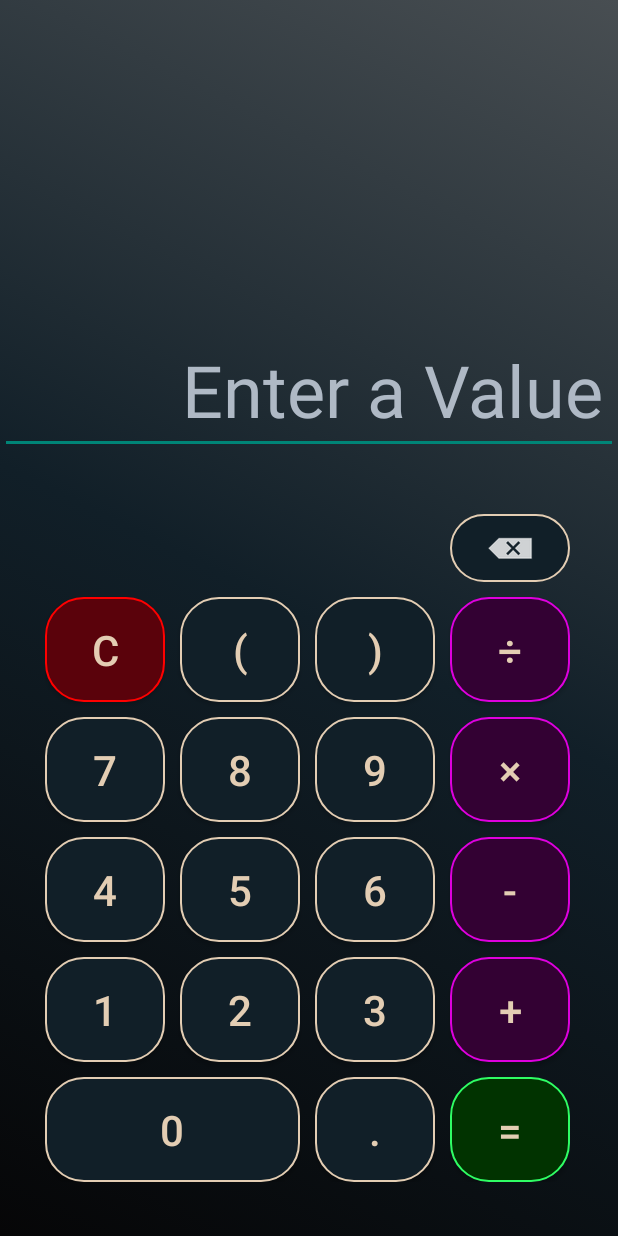
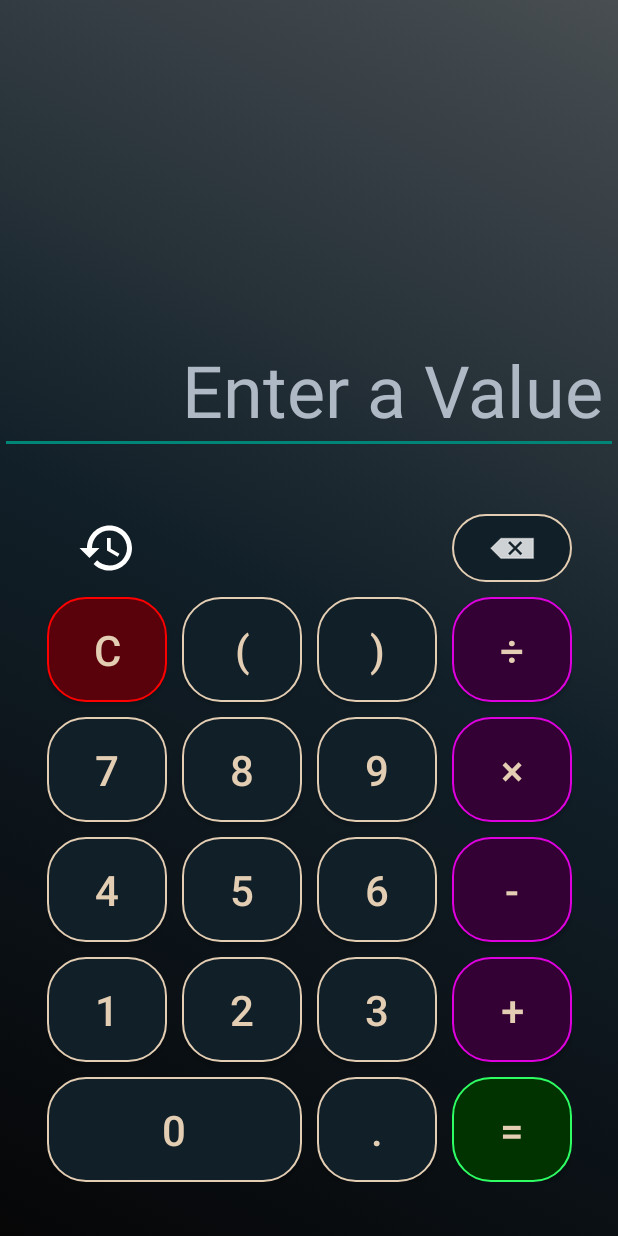
Before and after one commit to lvminh97/ScientificCalculator, an Android app: the screen it shows after launch (MainActivity), on a phone screen of 412 x 824 dp. Run offline under Robolectric (Android 15) with nearby library versions, the phone set to English and light mode, and no system bars.

Commit message:
Add code for getting computation histories
Signed-off-by: lvminh97 <lvminh97@gmail.com>

```diff
--- a/app/build.gradle.kts
+++ b/app/build.gradle.kts
@@ -8,7 +8,7 @@ android {
 
     defaultConfig {
         applicationId = "com.example.kumail.scientificcalculator"
-        minSdk = 24
+        minSdk = 28
         targetSdk = 34
         versionCode = 1
         versionName = "1.0"
--- a/app/src/main/AndroidManifest.xml
+++ b/app/src/main/AndroidManifest.xml
@@ -2,6 +2,8 @@
 <manifest xmlns:android="http://schemas.android.com/apk/res/android"
     xmlns:tools="http://schemas.android.com/tools">
 
+    <uses-permission android:name="android.permission.READ_EXTERNAL_STORAGE" />
+    <uses-permission android:name="android.permission.WRITE_EXTERNAL_STORAGE" />
     <application
         android:allowBackup="true"
         android:dataExtractionRules="@xml/data_extraction_rules"
--- a/app/src/main/java/com/example/kumail/scientificcalculator/MainActivity.java
+++ b/app/src/main/java/com/example/kumail/scientificcalculator/MainActivity.java
@@ -3,22 +3,37 @@ package com.example.kumail.scientificcalculator;
 import android.os.Bundle;
 import android.text.SpannableStringBuilder;
 import android.view.View;
+import android.widget.AdapterView;
 import android.widget.EditText;
+import android.widget.ListView;
 import android.widget.TextView;
 import android.widget.Toast;
 
 import androidx.appcompat.app.AppCompatActivity;
+import androidx.constraintlayout.widget.ConstraintLayout;
+
+import com.example.kumail.scientificcalculator.adapter.HistoryAdapter;
+import com.example.kumail.scientificcalculator.handler.DatabaseHandler;
+import com.example.kumail.scientificcalculator.model.History;
 
 import org.mariuszgromada.math.mxparser.Expression;
 
 import java.text.DecimalFormat;
 import java.text.DecimalFormatSymbols;
+import java.util.ArrayList;
 import java.util.Locale;
 
-public class MainActivity extends AppCompatActivity {
+public class MainActivity extends AppCompatActivity implements AdapterView.OnItemClickListener{
+
+    private DatabaseHandler databaseHandler;
 
     private TextView previousCalculation;
     private EditText display;
+
+    private boolean showHistory = false;
+    private ConstraintLayout historyLayout;
+    private ListView historyListView;
+    private HistoryAdapter historyAdapter;
 
     @Override
     protected void onCreate(Bundle savedInstanceState) {
@@ -29,6 +44,12 @@ public class MainActivity extends AppCompatActivity {
         display = findViewById(R.id.displayEditText);
 
         display.setShowSoftInputOnFocus(false);
+
+        historyLayout = findViewById(R.id.layout_history);
+        historyListView = findViewById(R.id.listview_history);
+        historyListView.setOnItemClickListener(this);
+
+        databaseHandler = new DatabaseHandler(MainActivity.this);
     }
 
     private void updateText(String strToAdd){
@@ -128,11 +149,12 @@ public class MainActivity extends AppCompatActivity {
             return;
         }
 
-        String resultStr = (new DecimalFormat("#.########################", new DecimalFormatSymbols(Locale.US))).format(result);
+        String resultStr = (new DecimalFormat("#.#########", new DecimalFormatSymbols(Locale.US))).format(result);
 
         previousCalculation.setText(userExp);
         display.setText(resultStr);
         display.setSelection(resultStr.length());
+        databaseHandler.addHistory(new History(0, userExp, "=" + resultStr));
     }
 
     public void backspaceBTNPush(View view){
@@ -206,4 +228,32 @@ public class MainActivity extends AppCompatActivity {
     public void primeBTNPush(View view){
         updateText("ispr(");
     }
+
+    public void historyBTNPush(View view) {
+        if(showHistory ==false) {
+            ArrayList<History> historyList = databaseHandler.getAllHistory();
+            historyAdapter = new HistoryAdapter(MainActivity.this, historyList);
+            historyListView.setAdapter(historyAdapter);
+            showHistory = true;
+            historyLayout.setVisibility(View.VISIBLE);
+        }
+        else {
+            showHistory = false;
+            historyLayout.setVisibility(View.INVISIBLE);
+        }
+    }
+
+    public void clearHistoryBTNPush(View view) {
+        databaseHandler.deleteAllHistory();
+        historyAdapter = new HistoryAdapter(MainActivity.this, new ArrayList<History>());
+        historyListView.setAdapter(historyAdapter);
+    }
+
+    @Override
+    public void onItemClick(AdapterView<?> adapterView, View view, int i, long l) {
+        History history = historyAdapter.getItem(i);
+        previousCalculation.setText(history.getExpression());
+        display.setText(history.getResult().substring(1));
+        display.setSelection(history.getResult().length() - 1);
+    }
 }
--- /dev/null
+++ b/app/src/main/res/drawable/baseline_history.xml
@@ -0,0 +1,5 @@
+<vector android:height="40dp" android:tint="#FFFFFF"
+    android:viewportHeight="24" android:viewportWidth="24"
+    android:width="40dp" xmlns:android="http://schemas.android.com/apk/res/android">
+    <path android:fillColor="@android:color/white" android:pathData="M13,3c-4.97,0 -9,4.03 -9,9L1,12l3.89,3.89 0.07,0.14L9,12L6,12c0,-3.87 3.13,-7 7,-7s7,3.13 7,7 -3.13,7 -7,7c-1.93,0 -3.68,-0.79 -4.94,-2.06l-1.42,1.42C8.27,19.99 10.51,21 13,21c4.97,0 9,-4.03 9,-9s-4.03,-9 -9,-9zM12,8v5l4.28,2.54 0.72,-1.21 -3.5,-2.08L13.5,8L12,8z"/>
+</vector>
--- a/app/src/main/res/layout-land/activity_main.xml
+++ b/app/src/main/res/layout-land/activity_main.xml
@@ -321,6 +321,7 @@
     </androidx.constraintlayout.widget.ConstraintLayout>
 
     <androidx.constraintlayout.widget.ConstraintLayout
+        android:id="@+id/leftConstraintLayout"
         android:layout_width="wrap_content"
         android:layout_height="wrap_content"
         android:layout_marginBottom="10dp"
@@ -545,4 +546,56 @@
             app:layout_constraintStart_toEndOf="@+id/button49"
             app:layout_constraintTop_toBottomOf="@+id/button47" />
     </androidx.constraintlayout.widget.ConstraintLayout>
+
+    <ImageButton
+        android:id="@+id/button_history"
+        android:layout_width="80dp"
+        android:layout_height="45dp"
+        android:layout_marginBottom="20dp"
+        android:background="#00FFFFFF"
+        android:contentDescription="@string/backspace"
+        android:onClick="historyBTNPush"
+        android:textColor="@color/tanAccent"
+        app:layout_constraintStart_toStartOf="parent"
+        app:layout_constraintBottom_toTopOf="@id/leftConstraintLayout"
+        app:srcCompat="@drawable/baseline_history" />
+
+    <androidx.constraintlayout.widget.ConstraintLayout
+        android:id="@+id/layout_history"
+        android:layout_width="0dp"
+        android:layout_height="0dp"
+        android:layout_marginStart="20dp"
+        android:layout_marginTop="5dp"
+        app:layout_constraintStart_toStartOf="parent"
+        app:layout_constraintTop_toBottomOf="@id/button_history"
+        app:layout_constraintEnd_toEndOf="parent"
+        app:layout_constraintBottom_toBottomOf="parent"
+        android:translationZ="2dp"
+        android:background="#FFFFFF"
+        android:visibility="invisible">
+
+        <ListView
+            android:id="@+id/listview_history"
+            android:layout_width="match_parent"
+            android:layout_height="0dp"
+            app:layout_constraintStart_toStartOf="parent"
+            app:layout_constraintTop_toTopOf="parent"
+            app:layout_constraintEnd_toEndOf="parent"
+            app:layout_constraintBottom_toTopOf="@id/button_clear_history"/>
+        <Button
+            android:id="@+id/button_clear_history"
+            android:layout_width="0dp"
+            android:layout_height="wrap_content"
+            android:layout_marginTop="10dp"
+            android:layout_marginHorizontal="30dp"
+            android:layout_marginBottom="10dp"
+            android:paddingVertical="6dp"
+            android:onClick="clearHistoryBTNPush"
+            app:layout_constraintStart_toStartOf="parent"
+            app:layout_constraintTop_toBottomOf="@id/listview_history"
+            app:layout_constraintEnd_toEndOf="parent"
+            app:layout_constraintBottom_toBottomOf="parent"
+            android:text="Clear history"/>
+
+    </androidx.constraintlayout.widget.ConstraintLayout>
 </androidx.constraintlayout.widget.ConstraintLayout>
--- a/app/src/main/res/layout/activity_main.xml
+++ b/app/src/main/res/layout/activity_main.xml
@@ -43,7 +43,6 @@
         android:layout_marginBottom="36dp"
         app:layout_constraintBottom_toBottomOf="parent"
         app:layout_constraintEnd_toEndOf="parent"
-        app:layout_constraintHorizontal_bias="0.487"
         app:layout_constraintStart_toStartOf="parent">
 
         <Button
@@ -310,16 +309,66 @@
 
         <ImageButton
             android:id="@+id/button3"
-            android:layout_width="0dp"
+            android:layout_width="80dp"
             android:layout_height="45dp"
             android:background="@drawable/button_background"
             android:contentDescription="@string/backspace"
             android:onClick="backspaceBTNPush"
             android:textColor="@color/tanAccent"
-            app:layout_constraintEnd_toEndOf="@+id/button4"
-            app:layout_constraintStart_toStartOf="@+id/button4"
+            app:layout_constraintEnd_toEndOf="parent"
             app:layout_constraintTop_toTopOf="parent"
             app:srcCompat="@drawable/backspace" />
 
+        <ImageButton
+            android:id="@+id/button_history"
+            android:layout_width="80dp"
+            android:layout_height="45dp"
+            android:background="#00FFFFFF"
+            android:contentDescription="@string/backspace"
+            android:onClick="historyBTNPush"
+            android:textColor="@color/tanAccent"
+            app:layout_constraintStart_toStartOf="parent"
+            app:layout_constraintTop_toTopOf="parent"
+            app:srcCompat="@drawable/baseline_history" />
+
+        <androidx.constraintlayout.widget.ConstraintLayout
+            android:id="@+id/layout_history"
+            android:layout_width="0dp"
+            android:layout_height="0dp"
+            android:layout_marginStart="20dp"
+            android:layout_marginTop="5dp"
+            app:layout_constraintStart_toStartOf="parent"
+            app:layout_constraintTop_toBottomOf="@id/button_history"
+            app:layout_constraintEnd_toEndOf="parent"
+            app:layout_constraintBottom_toBottomOf="parent"
+            android:translationZ="2dp"
+            android:background="#FFFFFF"
+            android:visibility="invisible">
+
+            <ListView
+                android:id="@+id/listview_history"
+                android:layout_width="match_parent"
+                android:layout_height="0dp"
+                app:layout_constraintStart_toStartOf="parent"
+                app:layout_constraintTop_toTopOf="parent"
+                app:layout_constraintEnd_toEndOf="parent"
+                app:layout_constraintBottom_toTopOf="@id/button_clear_history"/>
+            <Button
+                android:id="@+id/button_clear_history"
+                android:layout_width="0dp"
+                android:layout_height="wrap_content"
+                android:layout_marginTop="10dp"
+                android:layout_marginHorizontal="30dp"
+                android:layout_marginBottom="10dp"
+                android:paddingVertical="6dp"
+                android:onClick="clearHistoryBTNPush"
+                app:layout_constraintStart_toStartOf="parent"
+                app:layout_constraintTop_toBottomOf="@id/listview_history"
+                app:layout_constraintEnd_toEndOf="parent"
+                app:layout_constraintBottom_toBottomOf="parent"
+                android:text="Clear history"/>
+
+        </androidx.constraintlayout.widget.ConstraintLayout>
+
     </androidx.constraintlayout.widget.ConstraintLayout>
 </androidx.constraintlayout.widget.ConstraintLayout>
```
Also changed, not shown: app/src/main/java/com/example/kumail/scientificcalculator/adapter/HistoryAdapter.java (added, +39 -0 lines), app/src/main/java/com/example/kumail/scientificcalculator/handler/DatabaseHandler.java (added, +72 -0 lines), app/src/main/java/com/example/kumail/scientificcalculator/model/History.java (added, +42 -0 lines), app/src/main/res/layout/view_history.xml (added, +36 -0 lines).
